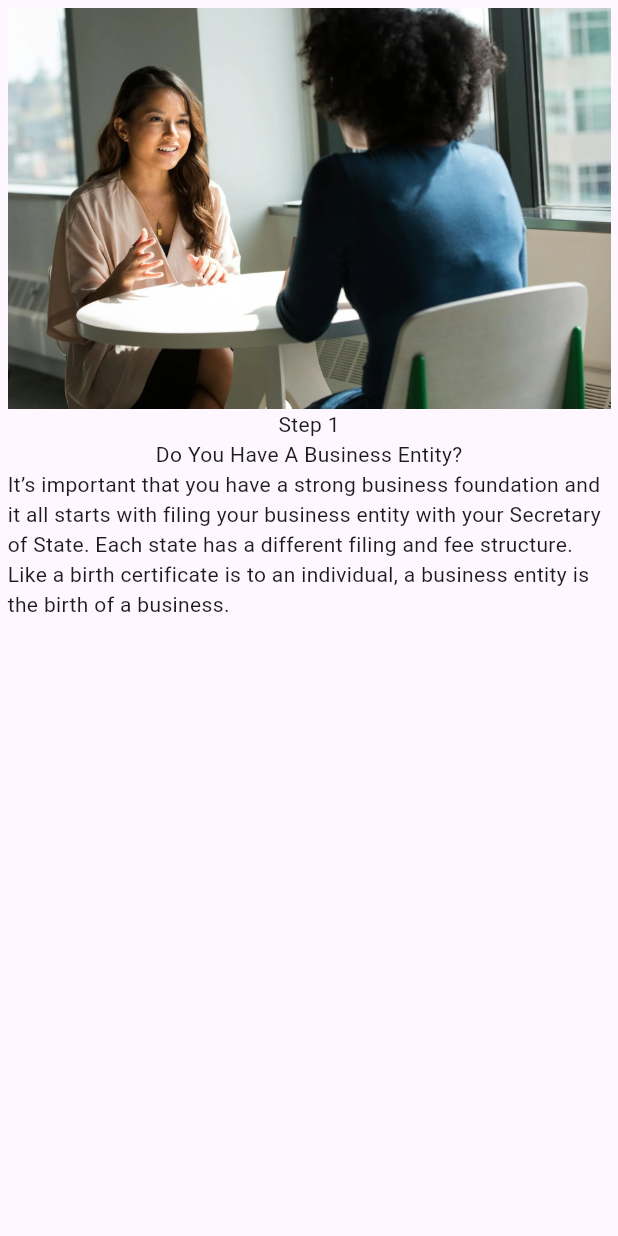
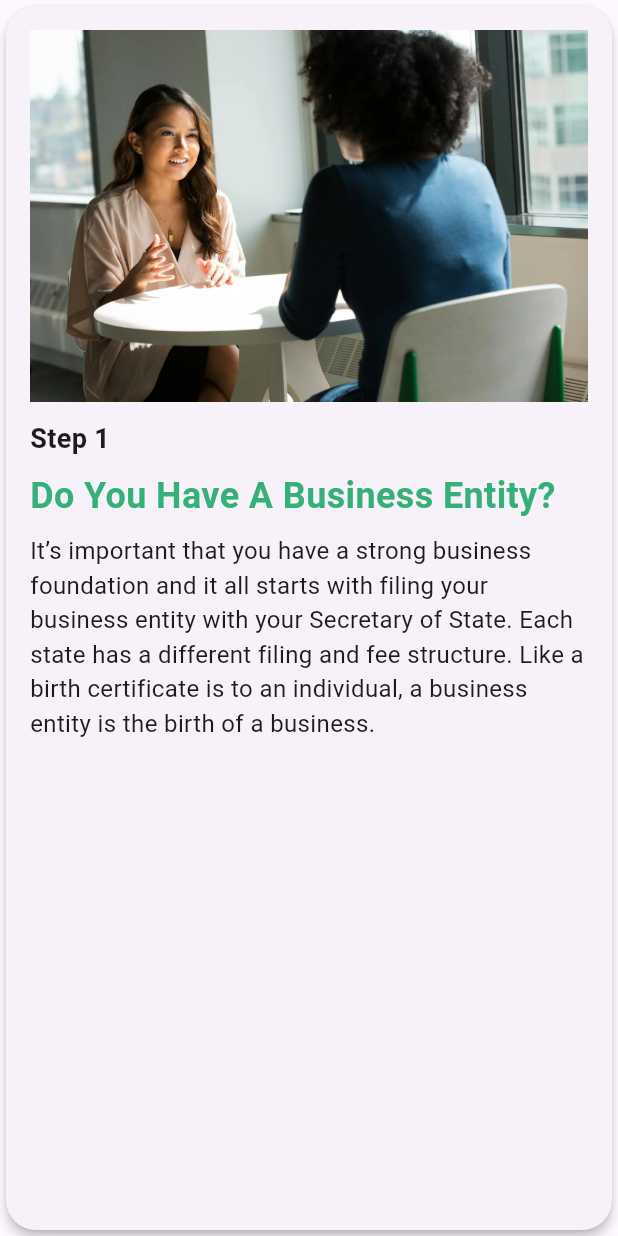
Before and after one commit to inshadaliqbal/Saas, a Flutter app: the StepCard widget shown alone on an empty page, opened directly, on a phone screen of 412 x 824 dp. Run offline on Flutter 3.47's test engine with Material 3 defaults, Android fonts, the phone set to English and light mode, and no system bars; our stand-ins replace youtube_player_flutter.

Commit message:
First Commit

```diff
--- a/lib/service_page.dart
+++ b/lib/service_page.dart
@@ -43,23 +43,35 @@
   @override
   Widget build(BuildContext context) {
     return Scaffold(
+      backgroundColor: Colors.black87,
       appBar: AppBar(
+        automaticallyImplyLeading: false,
+        backgroundColor: Color(0xFF35B079),
         title: const Text(
           'Business Entity',
+          style: TextStyle(
+            color: Colors.white,
+            fontWeight: FontWeight.w600
+          ),
         ),
       ),
       body: SingleChildScrollView(
         child: Column(
           children: [
-            YoutubePlayer(
+            SizedBox(
+              height: 200,
+              width: double.infinity,
+              child: YoutubePlayer(
                 controller: _controller,
                 showVideoProgressIndicator: true,
-              progressIndicatorColor: Colors.amber,
+                progressIndicatorColor: const Color(0xFF35B079),
                 progressColors: const ProgressBarColors(
-                playedColor: Colors.amber,
-                handleColor: Colors.amberAccent,
+                  playedColor: Color(0xFF35B079),
+                  handleColor: Color(0xFF35B079),
                 ),
               ),
+            ),
+            SizedBox(height: 20),
             StepCard(
               stepNo: 'Step 1',
               title: 'Do You Have A Business Entity?',
@@ -67,6 +79,7 @@
               'It’s important that you have a strong business foundation and it all starts with filing your business entity with your Secretary of State. Each state has a different filing and fee structure. Like a birth certificate is to an individual, a business entity is the birth of a business.',
               imagePath: 'images/step1.webp',
             ),
+            SizedBox(height: 20),
             StepCard(
               stepNo: 'Step 2',
               title: 'FILE A BUSINESS ENTITY',
@@ -74,6 +87,7 @@
               'It’s important that you have a strong business foundation and it all starts with filing your business entity with your Secretary of State. Each state has a different filing and fee structure. Like a birth certificate is to an individual, a business entity is the birth of a business.',
               imagePath: 'images/step2.webp',
             ),
+            SizedBox(height: 20),
             StepCard(
               stepNo: 'Step 3',
               title:
@@ -88,31 +102,58 @@
     );
   }
 }
+
 class StepCard extends StatelessWidget {
-  String? imagePath;
-  String? stepNo;
-  String? title;
-  String? content;
-  StepCard(
-      {super.key,
+  final String? imagePath;
+  final String? stepNo;
+  final String? title;
+  final String? content;
+
+  const StepCard({
+    Key? key,
     required this.title,
     required this.stepNo,
     required this.imagePath,
-      required this.content});
+    required this.content,
+  }) : super(key: key);
 
   @override
   Widget build(BuildContext context) {
-    return Container(
-      padding: EdgeInsets.all(5),
+    return Card(
+      elevation: 3,
+      shape: RoundedRectangleBorder(
+        borderRadius: BorderRadius.circular(20),
+      ),
+      child: Padding(
+        padding: const EdgeInsets.all(16),
         child: Column(
+          crossAxisAlignment: CrossAxisAlignment.start,
           children: [
-          Image(
-            image: AssetImage(imagePath!),
+            Image.asset(imagePath!),
+            SizedBox(height: 12),
+            Text(
+              stepNo!,
+              style: TextStyle(
+                fontWeight: FontWeight.bold,
+                fontSize: 18,
               ),
-          Text(stepNo!),
-          Text(title!),
-          Text(content!),
+            ),
+            SizedBox(height: 8),
+            Text(
+              title!,
+              style: TextStyle(
+                fontWeight: FontWeight.bold,
+                fontSize: 24,
+                color: const Color(0xFF35B079),
+              ),
+            ),
+            SizedBox(height: 8),
+            Text(
+              content!,
+              style: TextStyle(fontSize: 16),
+            ),
           ],
+        ),
       ),
     );
   }
```
Also changed, not shown: lib/home_page.dart (+17 -9 lines), lib/industry_page.dart (+68 -6 lines). Lines whose indentation alone changed are shown as unchanged.
